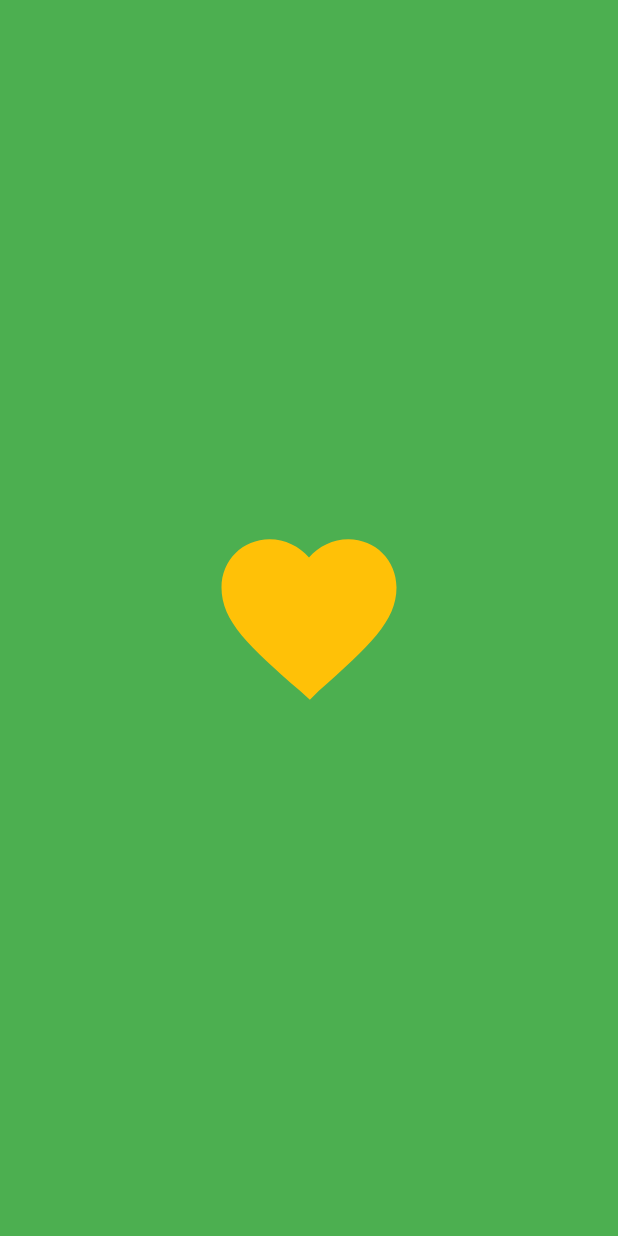
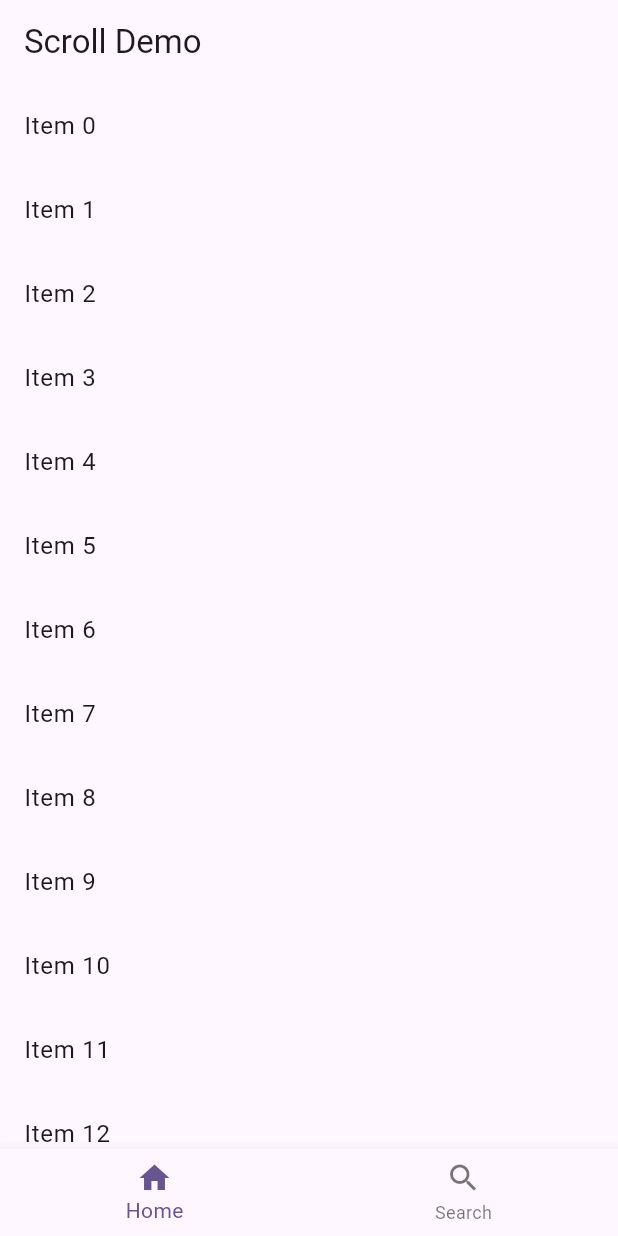
Before and after one commit to abdullah-habeel/coding-learning-app, a Flutter app: the screen it shows after launch, on a phone screen of 412 x 824 dp. Run offline on Flutter 3.47's test engine with Material 3 defaults, Android fonts, the light colour scheme and no system bars; our stand-ins replace data_table_2, flutter_spinkit, lottie, percent_indicator, shimmer, smooth_page_indicator.

Commit message:
just learned scroll uo and down app bar and bottom bar show

```diff
--- a/lib/additional_topics/data_table/animated_button/practi.dart
+++ /dev/null
@@ -1,25 +0,0 @@
-import 'package:easy_coding/widgets/images.dart';
-import 'package:flutter/material.dart';
-import 'package:flutter_svg/flutter_svg.dart';
-
-class Practise extends StatelessWidget {
-  const Practise({super.key});
-
-  @override
-  Widget build(BuildContext context) {
-    return Scaffold(
-      backgroundColor: Colors.green,
-      body: Center(
-        child: SvgPicture.asset(
-          MyImages.heart,
-          height: 140,
-          width: 140,
-          // Directly change the SVG color
-          color: Colors.amber,
-          // Optional: you can also change how color is applied
-          colorBlendMode: BlendMode.srcIn,
-        ),
-      ),
-    );
-  }
-}
--- /dev/null
+++ b/lib/additional_topics/data_table/animated_button/srollup_down.dart
@@ -0,0 +1,63 @@
+import 'package:flutter/material.dart';
+
+class SimpleScreen extends StatefulWidget {
+  const SimpleScreen({super.key});
+  @override
+  State<SimpleScreen> createState() => _SimpleScreenState();
+}
+
+class _SimpleScreenState extends State<SimpleScreen> {
+  final ScrollController _controller = ScrollController();
+  bool _showBars = true;
+  double _lastScroll = 0;
+
+  @override
+  void initState() {
+    super.initState();
+    _controller.addListener(() {
+      double current = _controller.offset;
+      if (current > _lastScroll && _showBars) {
+        setState(() => _showBars = false);
+      } else if (current < _lastScroll && !_showBars) {
+        setState(() => _showBars = true);
+      }
+      _lastScroll = current;
+    });
+  }
+
+  @override
+  void dispose() {
+    _controller.dispose();
+    super.dispose();
+  }
+
+  @override
+  Widget build(BuildContext context) {
+    return Scaffold(
+      appBar: _showBars ? AppBar(title: const Text('Scroll Demo')) : null,
+      body: Column(
+        children: [
+          Expanded(
+            child: ListView.builder(
+              controller: _controller,
+              itemCount: 40,
+              itemBuilder: (context, index) =>
+                  ListTile(title: Text('Item $index')),
+            ),
+          ),
+        ],
+      ),
+      bottomNavigationBar: _showBars
+          ? BottomNavigationBar(
+              items: const [
+                BottomNavigationBarItem(icon: Icon(Icons.home), label: 'Home'),
+                BottomNavigationBarItem(
+                  icon: Icon(Icons.search),
+                  label: 'Search',
+                ),
+              ],
+            )
+          : null,
+    );
+  }
+}
--- a/lib/main.dart
+++ b/lib/main.dart
@@ -1,4 +1,4 @@
-import 'package:easy_coding/additional_topics/data_table/animated_button/practi.dart';
+import 'package:easy_coding/additional_topics/data_table/animated_button/srollup_down.dart';
 import 'package:flutter/material.dart';
 
 void main() {
@@ -17,7 +17,7 @@ class MyApp extends StatelessWidget {
         colorScheme: ColorScheme.fromSeed(seedColor: Colors.deepPurple),
         useMaterial3: true,
       ),
-      home: Practise(),
+      home: SimpleScreen(),
     );
   }
 }
```
